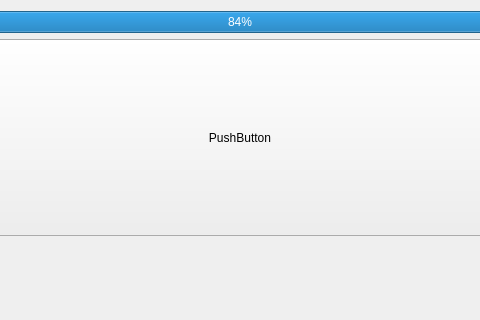
The window that mainwindow.ui (BOISSARD/WifiBot) describes before a commit, drawn with Qt 5; both pictures show x 134 to 614 and y 0 to 320 of the 750 by 450 pixel window.
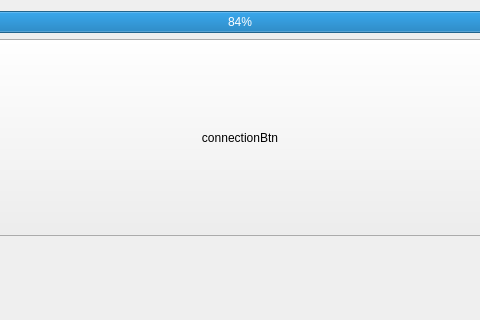
The same window after the commit. Custom widgets are drawn as their Qt base class.

Patch:
```diff
--- a/mainwindow.ui
+++ b/mainwindow.ui
@@ -55,7 +55,7 @@
          </sizepolicy>
         </property>
         <property name="text">
-         <string>PushButton</string>
+         <string>connectionBtn</string>
         </property>
        </widget>
       </item>
```
Left out of the diff: 2 changed lines with no effect on the pictures.
